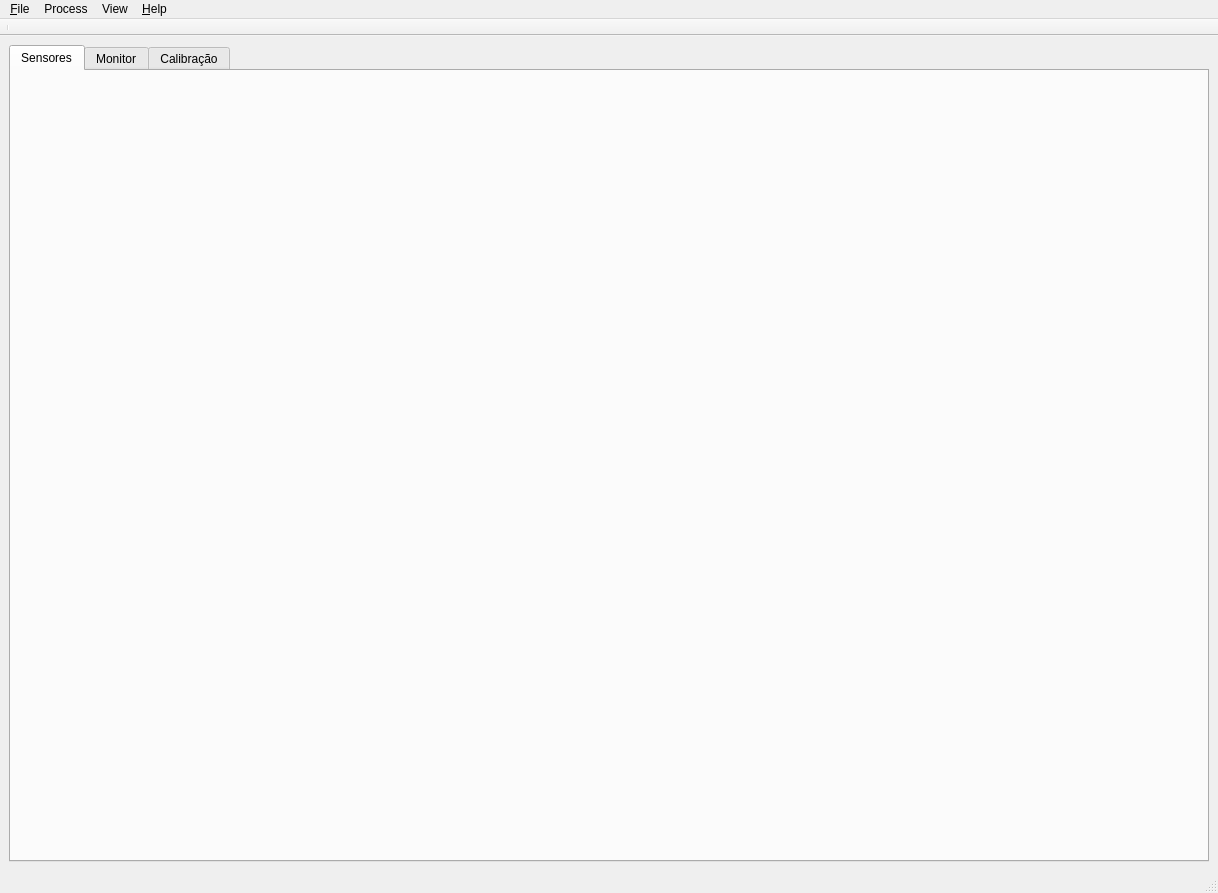
First picture: the form in view/ui/pc_wnd_main.ui, repository mlabru/papi_calibra, before the edit.
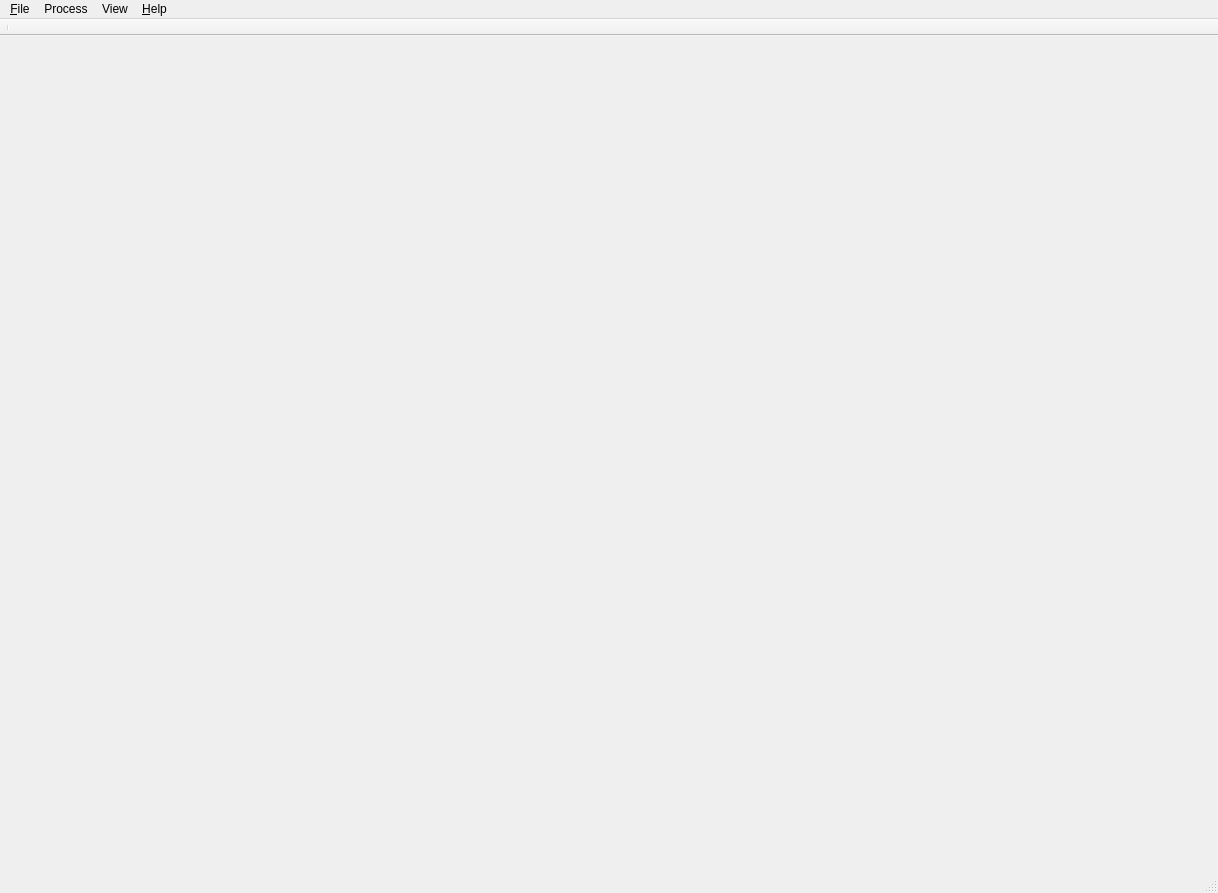
Second picture: the form after the edit.

Patch:
```diff
--- a/view/ui/pc_wnd_main.ui
+++ b/view/ui/pc_wnd_main.ui
@@ -14,30 +14,7 @@
    <string>PAPI Calibra v.0.1</string>
   </property>
   <widget class="QWidget" name="centralwidget">
-   <layout class="QVBoxLayout" name="verticalLayout_4">
-    <item>
-     <widget class="QTabWidget" name="qtw_sensors">
-      <property name="currentIndex">
-       <number>0</number>
-      </property>
-      <widget class="QWidget" name="tab_sns">
-       <attribute name="title">
-        <string>Sensores</string>
-       </attribute>
-      </widget>
-      <widget class="QWidget" name="tab_mon">
-       <attribute name="title">
-        <string>Monitor</string>
-       </attribute>
-      </widget>
-      <widget class="QWidget" name="tab_cal">
-       <attribute name="title">
-        <string>Calibração</string>
-       </attribute>
-      </widget>
-     </widget>
-    </item>
-   </layout>
+   <layout class="QVBoxLayout" name="verticalLayout_4"/>
   </widget>
   <widget class="QMenuBar" name="menubar">
    <property name="geometry">
```
